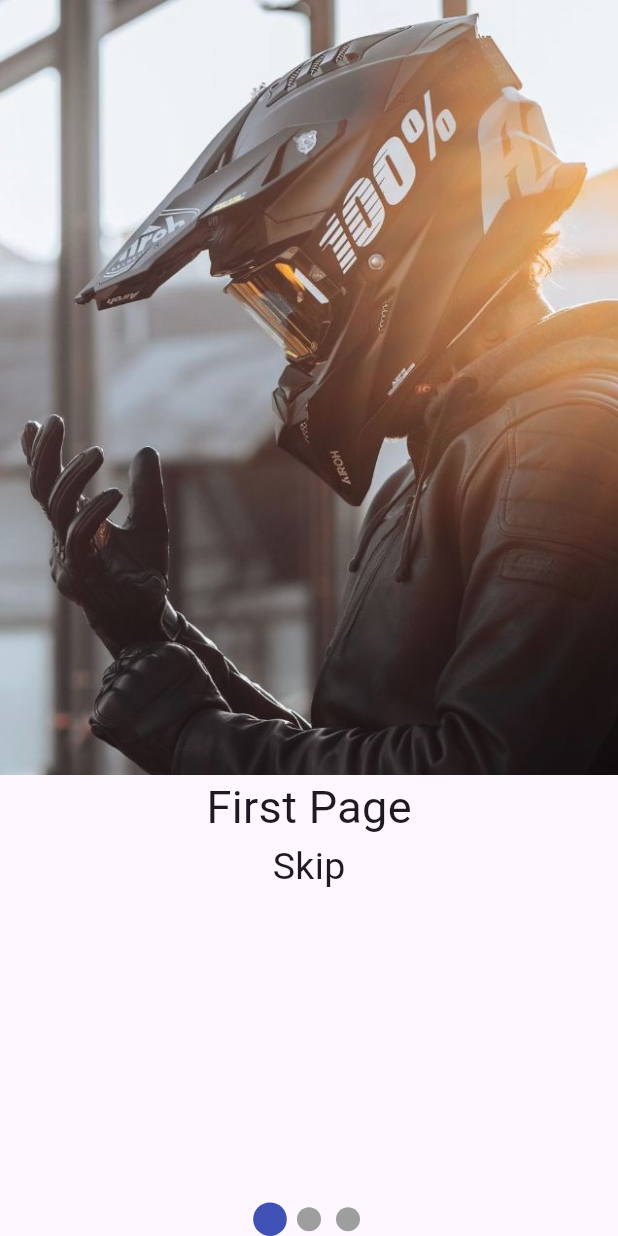
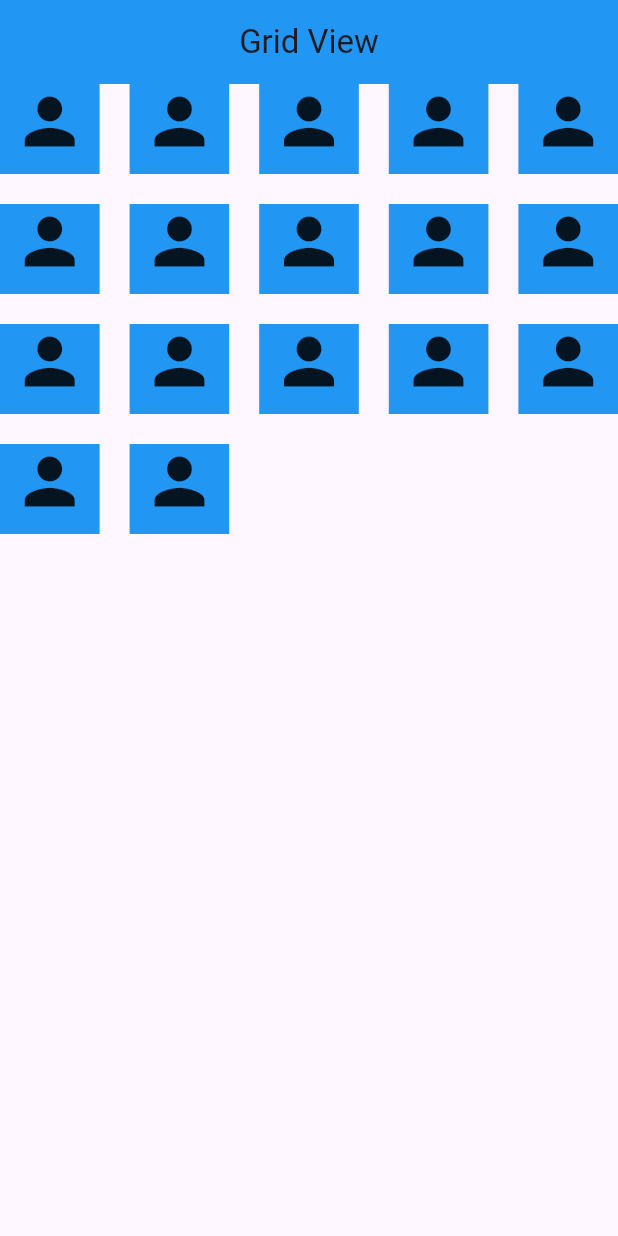
Before and after one commit to AbRehman536/Flutter_sec_5, a Flutter app: the screen it shows after launch, on a phone screen of 412 x 824 dp. Run offline on Flutter 3.47's test engine with Material 3 defaults, Android fonts, the phone set to English and light mode, and no system bars; drawn by our look-alikes of smooth_page_indicator.

Commit message:
GridView done

```diff
--- /dev/null
+++ b/lib/gridview.dart
@@ -0,0 +1,32 @@
+import 'package:flutter/material.dart';
+
+class GridViewDemo extends StatelessWidget {
+  const GridViewDemo({super.key});
+
+  @override
+  Widget build(BuildContext context) {
+    return Scaffold(
+      appBar: AppBar(
+        backgroundColor: Colors.blue,
+        title: Text("Grid View"),
+        centerTitle: true,
+      ),
+      body: GridView.builder(
+          gridDelegate: SliverGridDelegateWithFixedCrossAxisCount(
+              crossAxisCount: 5,
+            mainAxisSpacing: 20,
+            crossAxisSpacing: 20,
+            mainAxisExtent: 60,
+          ),
+          itemCount: 17,
+          itemBuilder: (context, child){
+            return Container(
+              color: Colors.blue,
+              child: Column(children: [
+                Icon(Icons.person,size: 50,),
+              ],),
+            );
+          })
+    );
+  }
+}
--- a/lib/main.dart
+++ b/lib/main.dart
@@ -1,6 +1,7 @@
 import 'package:flutter/material.dart';
 import 'package:flutter_sec_5/appbardemo.dart';
 import 'package:flutter_sec_5/assets_image.dart';
+import 'package:flutter_sec_5/gridview.dart';
 import 'package:flutter_sec_5/listtiledemo.dart';
 import 'package:flutter_sec_5/login_page.dart';
 import 'package:flutter_sec_5/multiple_selection.dart';
@@ -40,7 +41,7 @@
         colorScheme: ColorScheme.fromSeed(seedColor: Colors.deepPurple),
         useMaterial3: true,
       ),
-      home: PageViewDemo(),
+      home: GridViewDemo(),
     );
   }
 }
```
